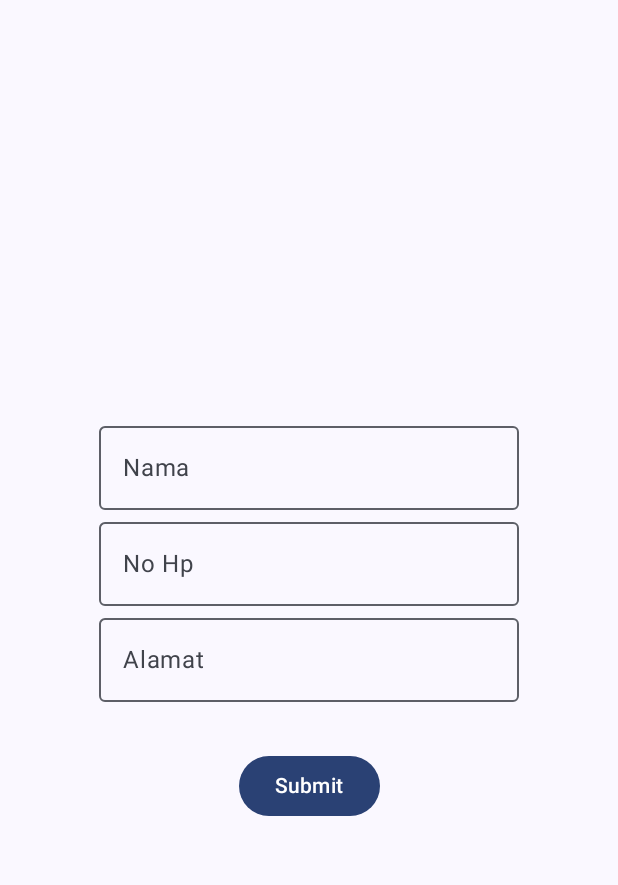
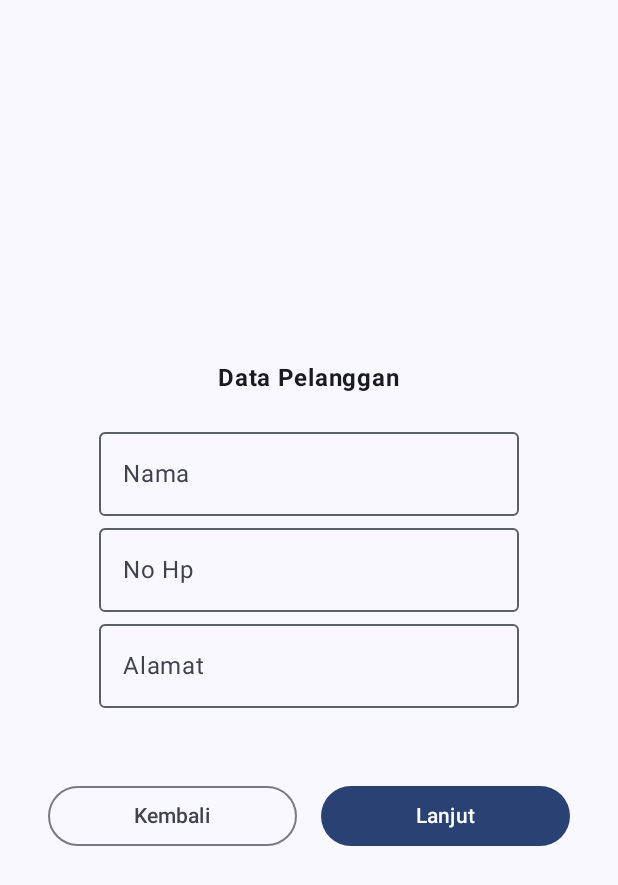
Before and after one commit to BagusAhlulTriMP/039_NavigationWithData, an Android app built with Jetpack Compose: the composable HalamanForm shown on its own in the app's theme, on a phone screen of 412 x 824 dp. Shown: the top 885 px of the screen. Run offline under Robolectric (Android 15) with nearby library versions, the phone set to English and light mode, and no system bars.

Commit message:
menambahkan perintah kembali pada halamanform

```diff
--- a/app/src/main/java/com/example/esjumbo/ui/theme/HalamanForm.kt
+++ b/app/src/main/java/com/example/esjumbo/ui/theme/HalamanForm.kt
@@ -2,11 +2,14 @@ package com.example.esjumbo.ui.theme
 
 import androidx.compose.foundation.layout.Arrangement
 import androidx.compose.foundation.layout.Column
+import androidx.compose.foundation.layout.Row
 import androidx.compose.foundation.layout.Spacer
 import androidx.compose.foundation.layout.fillMaxSize
+import androidx.compose.foundation.layout.fillMaxWidth
 import androidx.compose.foundation.layout.padding
 import androidx.compose.material3.Button
 import androidx.compose.material3.ExperimentalMaterial3Api
+import androidx.compose.material3.OutlinedButton
 import androidx.compose.material3.OutlinedTextField
 import androidx.compose.material3.Text
 import androidx.compose.runtime.Composable
@@ -17,48 +20,76 @@ import androidx.compose.runtime.saveable.rememberSaveable
 import androidx.compose.runtime.setValue
 import androidx.compose.ui.Alignment
 import androidx.compose.ui.Modifier
+import androidx.compose.ui.res.dimensionResource
 import androidx.compose.ui.res.stringResource
+import androidx.compose.ui.text.font.FontWeight
 import androidx.compose.ui.unit.dp
+import androidx.compose.ui.unit.sp
 import com.example.esjumbo.R
 
 
 @OptIn(ExperimentalMaterial3Api::class)
 @Composable
 fun HalamanForm(
-    onSubmitButtonClicked: (MutableList<String>) -> Unit
+    onSubmitButtonClicked: (MutableList<String>) -> Unit,
+    onCancelButtonClicked: () -> Unit
 ) {
     var nama by rememberSaveable {
-        mutableStateOf("") }
+        mutableStateOf("")
+    }
 
     var noHp by remember {
-        mutableStateOf("") }
+        mutableStateOf("")
+    }
 
     var alamat by remember {
         mutableStateOf("")
     }
     var listData: MutableList<String> = mutableListOf(nama, noHp, alamat)
 
-    Column (
+    Column(
         horizontalAlignment = Alignment.CenterHorizontally,
         modifier = Modifier.padding(16.dp).fillMaxSize(),
         verticalArrangement = Arrangement.Center
     ) {
+        Text(
+            text = "Data Pelanggan",
+            fontWeight = FontWeight.Bold,
+            fontSize = 16.sp,
+            modifier = Modifier.padding(bottom = 16.dp)
+        )
         OutlinedTextField(
             value = nama,
-            onValueChange = {nama = it },
+            onValueChange = { nama = it },
             label = { Text(text = "Nama") })
         OutlinedTextField(
             value = noHp,
-            onValueChange = {noHp = it },
+            onValueChange = { noHp = it },
             label = { Text(text = "No Hp") })
         OutlinedTextField(
             value = alamat,
-            onValueChange = {alamat = it },
+            onValueChange = { alamat = it },
             label = { Text(text = "Alamat") })
 
         Spacer(modifier = Modifier.padding(16.dp))
-        Button(onClick = { onSubmitButtonClicked(listData)}) {
-            Text(text = stringResource(id = R.string.btn_submit))
+        Row(
+            modifier = Modifier
+                .fillMaxWidth()
+                .padding(dimensionResource(R.dimen.padding_medium))
+                .weight(1f, false),
+            horizontalArrangement =
+            Arrangement.spacedBy(dimensionResource(R.dimen.padding_medium)),
+            verticalAlignment = Alignment.Bottom
+        ) {
+            OutlinedButton(
+                modifier = Modifier.weight(1f), onClick =
+                onCancelButtonClicked
+            ) {
+                Text(stringResource(R.string.back_button))
+            }
+            Button(modifier = Modifier.weight(1f), onClick = { onSubmitButtonClicked(listData) }) {
+                Text(text = stringResource(id = R.string.next))
+            }
         }
     }
 }
```
